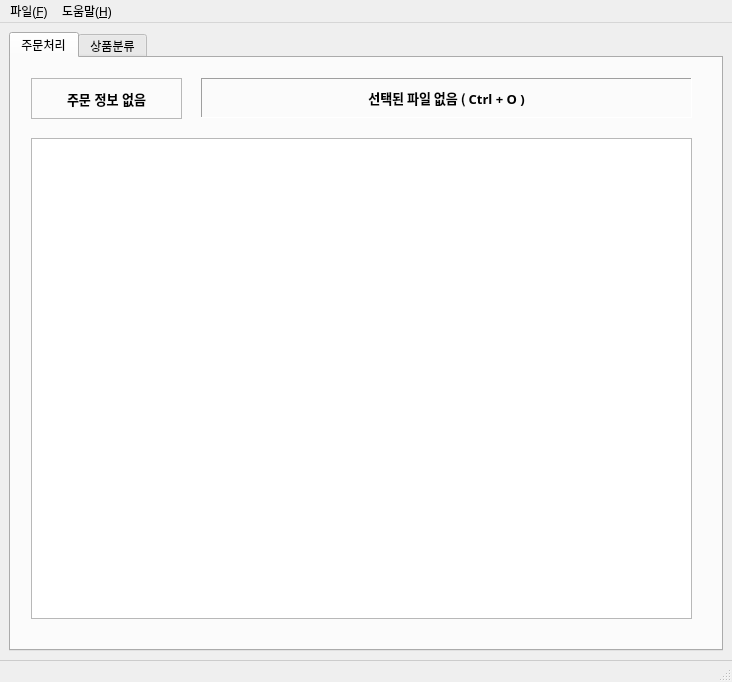
Qt form ui/main_window.ui (Peanut0711/easy-fulfill) before a commit.
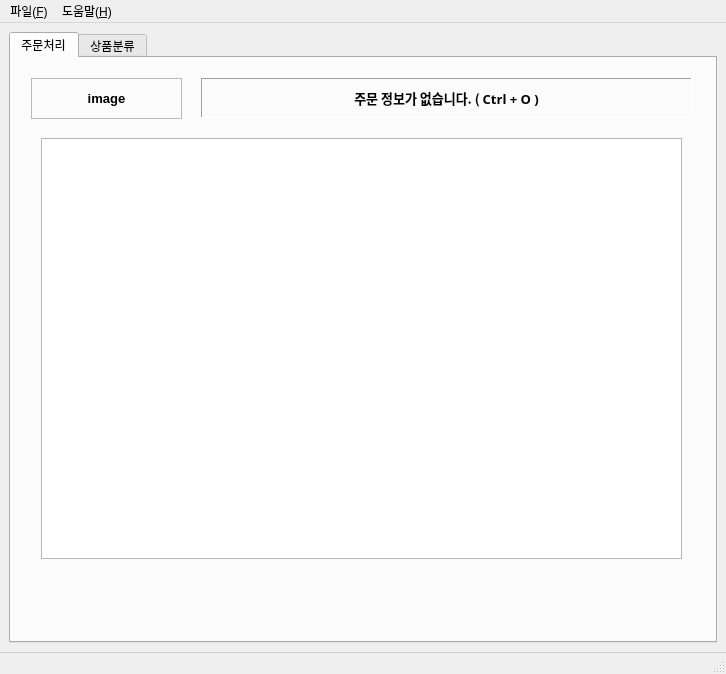
The same form after that commit.

Commit message: ui 수정

The edit to the form file:
```diff
--- a/ui/main_window.ui
+++ b/ui/main_window.ui
@@ -6,8 +6,8 @@
    <rect>
     <x>0</x>
     <y>0</y>
-    <width>732</width>
-    <height>682</height>
+    <width>726</width>
+    <height>674</height>
    </rect>
   </property>
   <property name="windowTitle">
@@ -67,7 +67,7 @@
          <enum>QFrame::Shadow::Sunken</enum>
         </property>
         <property name="text">
-         <string>선택된 파일 없음 ( Ctrl + O )</string>
+         <string>주문 정보가 없습니다. ( Ctrl + O )</string>
         </property>
         <property name="alignment">
          <set>Qt::AlignmentFlag::AlignCenter</set>
@@ -79,12 +79,24 @@
        <widget class="QPlainTextEdit" name="plainTextEdit">
         <property name="geometry">
          <rect>
-          <x>20</x>
+          <x>30</x>
           <y>80</y>
-          <width>661</width>
-          <height>481</height>
+          <width>641</width>
+          <height>421</height>
          </rect>
         </property>
+        <property name="sizePolicy">
+         <sizepolicy hsizetype="Fixed" vsizetype="Fixed">
+          <horstretch>0</horstretch>
+          <verstretch>0</verstretch>
+         </sizepolicy>
+        </property>
+        <property name="frameShape">
+         <enum>QFrame::Shape::StyledPanel</enum>
+        </property>
+        <property name="frameShadow">
+         <enum>QFrame::Shadow::Plain</enum>
+        </property>
        </widget>
        <widget class="QLabel" name="label_logo">
         <property name="geometry">
@@ -108,7 +120,7 @@
          <enum>QFrame::Shadow::Plain</enum>
         </property>
         <property name="text">
-         <string>주문 정보 없음</string>
+         <string>image</string>
         </property>
         <property name="alignment">
          <set>Qt::AlignmentFlag::AlignCenter</set>
@@ -336,7 +348,7 @@
     <rect>
      <x>0</x>
      <y>0</y>
-     <width>732</width>
+     <width>726</width>
      <height>33</height>
     </rect>
    </property>
```
The commit also changes 3 other files.
